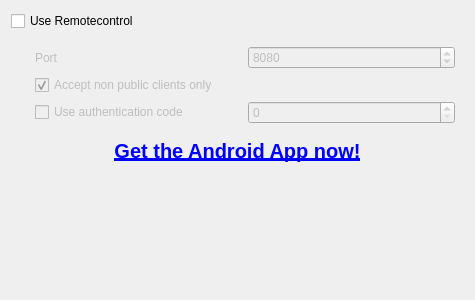
Qt form src/ui/networkremotesettingspage.ui (clementine-player/Clementine) before a commit.
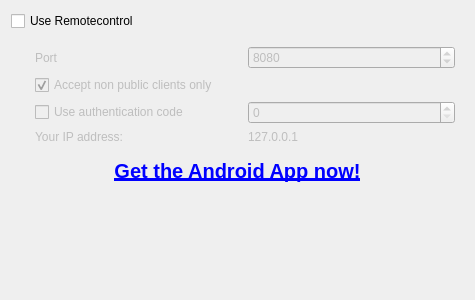
The same form after that commit.

Commit message: Show the computers ip address in the remote control settings.

Diff of the .ui file:
```diff
--- a/src/ui/networkremotesettingspage.ui
+++ b/src/ui/networkremotesettingspage.ui
@@ -110,6 +110,27 @@
         </item>
        </layout>
       </item>
+      <item>
+       <layout class="QHBoxLayout" name="horizontalLayout_3">
+        <item>
+         <widget class="QLabel" name="label_2">
+          <property name="toolTip">
+           <string>Enter this IP in the App to connect to Clementine.</string>
+          </property>
+          <property name="text">
+           <string>Your IP address:</string>
+          </property>
+         </widget>
+        </item>
+        <item>
+         <widget class="QLabel" name="ip_address">
+          <property name="text">
+           <string>127.0.0.1</string>
+          </property>
+         </widget>
+        </item>
+       </layout>
+      </item>
      </layout>
     </widget>
    </item>
```
The commit also changes 1 other file.
